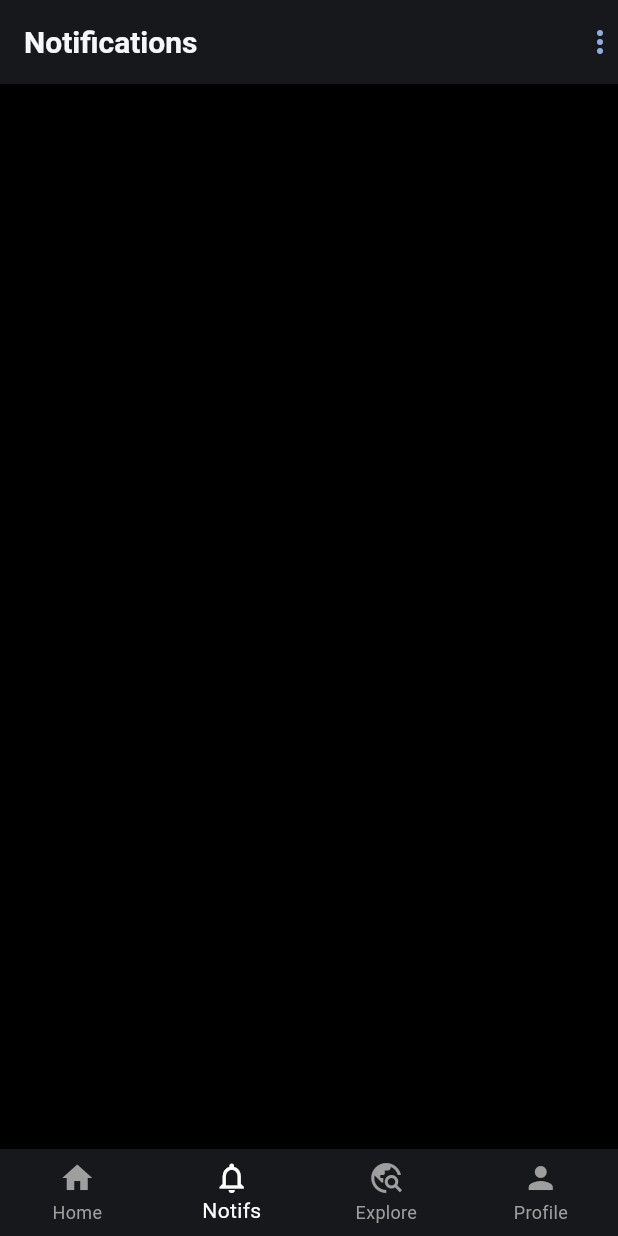
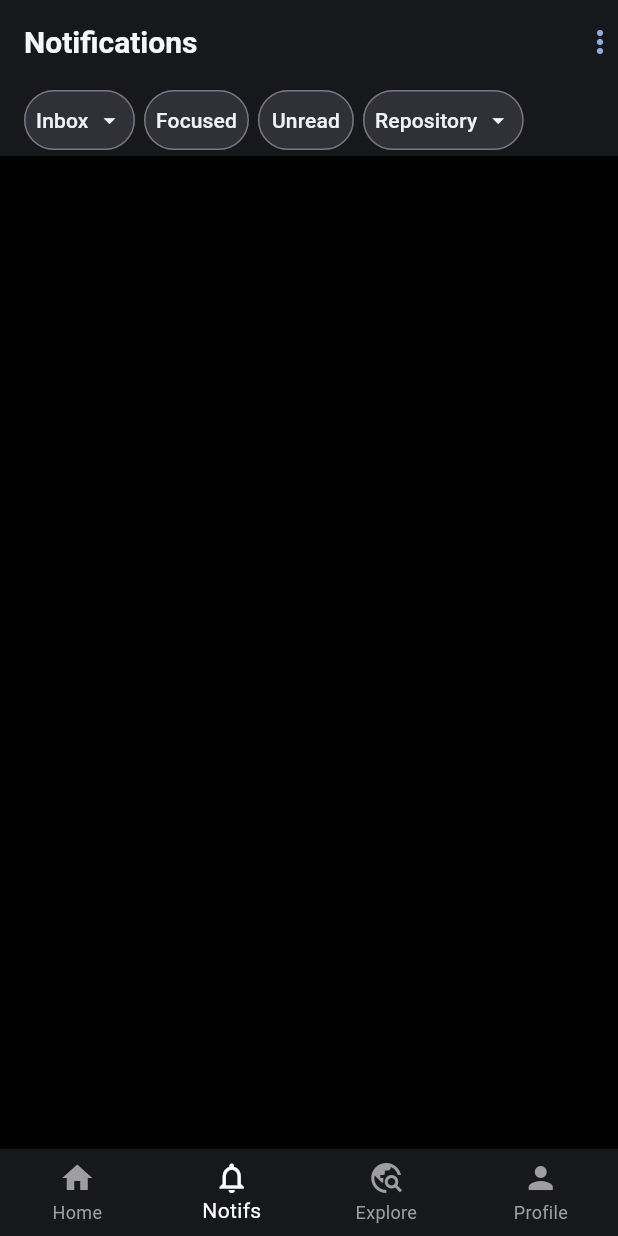
Before and after one commit to shreeyansh64/github, a Flutter app: the screen it shows after launch, item 2 of the bottom bar chosen, on a phone screen of 412 x 824 dp. Run offline on Flutter 3.47's test engine with Material 3 defaults, Android fonts, the light colour scheme and no system bars.

Commit message:
Added buttons in NotificationsPage

```diff
--- a/lib/pages/notificationspage.dart
+++ b/lib/pages/notificationspage.dart
@@ -23,8 +23,94 @@ class _NotificationsPageState extends State<NotificationsPage> {
           ),
         ),
         actions: [
-          Icon(Icons.more_vert,color: Color.fromARGB(255, 142, 175, 222))
+          Icon(Icons.more_vert, color: Color.fromARGB(255, 142, 175, 222)),
         ],
+      ),
+      body: Container(
+        width: double.infinity,
+        color: Color.fromARGB(255, 23, 24, 28),
+        child: Row(
+          children: [
+            Padding(
+              padding: const EdgeInsets.only(left: 16.0, right: 3.0),
+              child: OutlinedButton(
+                onPressed: () {},
+                style: OutlinedButton.styleFrom(
+                  backgroundColor: Color.fromARGB(255, 48, 48, 56),
+                  padding: EdgeInsets.symmetric(horizontal: 8, vertical: 4),
+                ),
+                child: Row(
+                  children: [
+                    Text(
+                      "Inbox",
+                      style: TextStyle(
+                        color: Color.fromARGB(255, 242, 243, 247),
+                      ),
+                    ),
+                    SizedBox(width: 5),
+                    Icon(
+                      Icons.arrow_drop_down,
+                      color: Color.fromARGB(255, 242, 243, 247),
+                    ),
+                  ],
+                ),
+              ),
+            ),
+            Padding(
+              padding: const EdgeInsets.only(right: 3.0, left: 3.0),
+              child: OutlinedButton(
+                onPressed: () {},
+                style: OutlinedButton.styleFrom(
+                  backgroundColor: Color.fromARGB(255, 48, 48, 56),
+                  padding: EdgeInsets.symmetric(horizontal: 8, vertical: 4),
+                ),
+                child: Text(
+                  "Focused",
+                  style: TextStyle(color: Color.fromARGB(255, 242, 243, 247)),
+                ),
+              ),
+            ),
+            Padding(
+              padding: const EdgeInsets.only(right: 3.0, left: 3.0),
+              child: OutlinedButton(
+                onPressed: () {},
+                style: OutlinedButton.styleFrom(
+                  backgroundColor: Color.fromARGB(255, 48, 48, 56),
+                  padding: EdgeInsets.symmetric(horizontal: 8, vertical: 4),
+                ),
+                child: Text(
+                  "Unread",
+                  style: TextStyle(color: Color.fromARGB(255, 242, 243, 247)),
+                ),
+              ),
+            ),
+            Padding(
+              padding: const EdgeInsets.only(left: 3.0),
+              child: OutlinedButton(
+                onPressed: () {},
+                style: OutlinedButton.styleFrom(
+                  backgroundColor: Color.fromARGB(255, 48, 48, 56),
+                  padding: EdgeInsets.symmetric(horizontal: 8, vertical: 4),
+                ),
+                child: Row(
+                  children: [
+                    Text(
+                      "Repository",
+                      style: TextStyle(
+                        color: Color.fromARGB(255, 242, 243, 247),
+                      ),
+                    ),
+                    SizedBox(width: 5),
+                    Icon(
+                      Icons.arrow_drop_down,
+                      color: Color.fromARGB(255, 242, 243, 247),
+                    ),
+                  ],
+                ),
+              ),
+            ),
+          ],
+        ),
       ),
     );
   }
```
